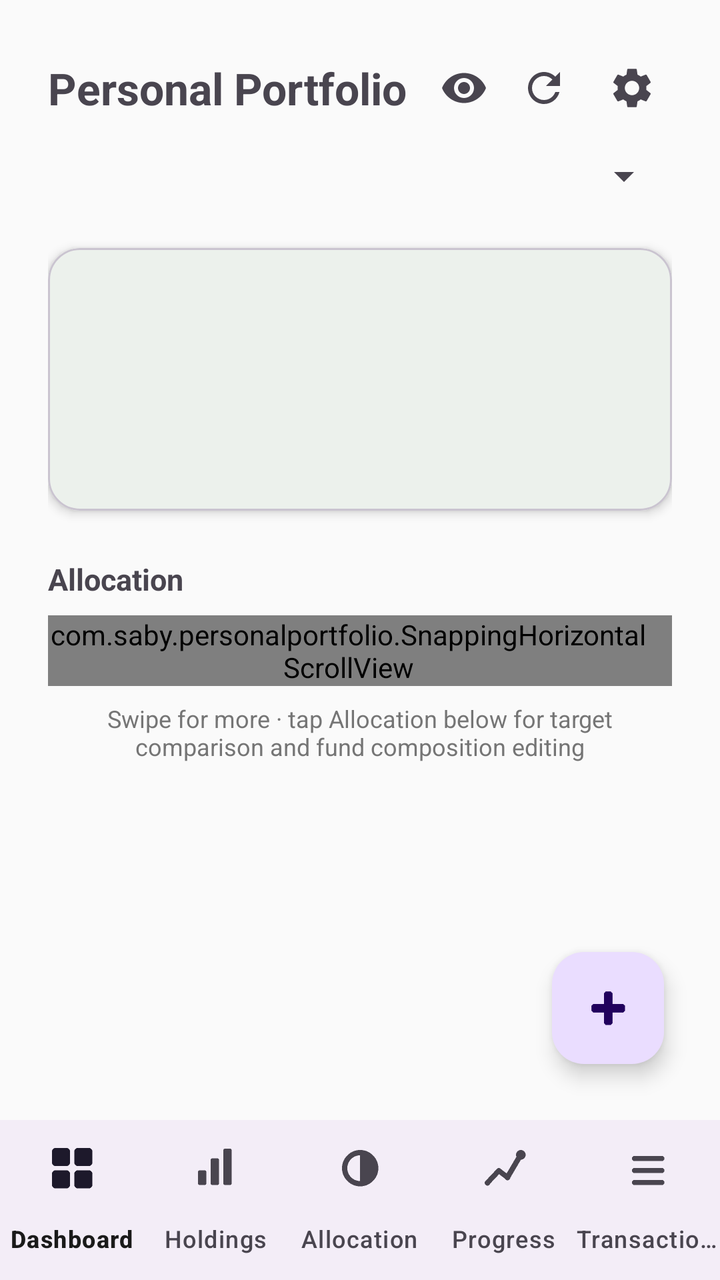
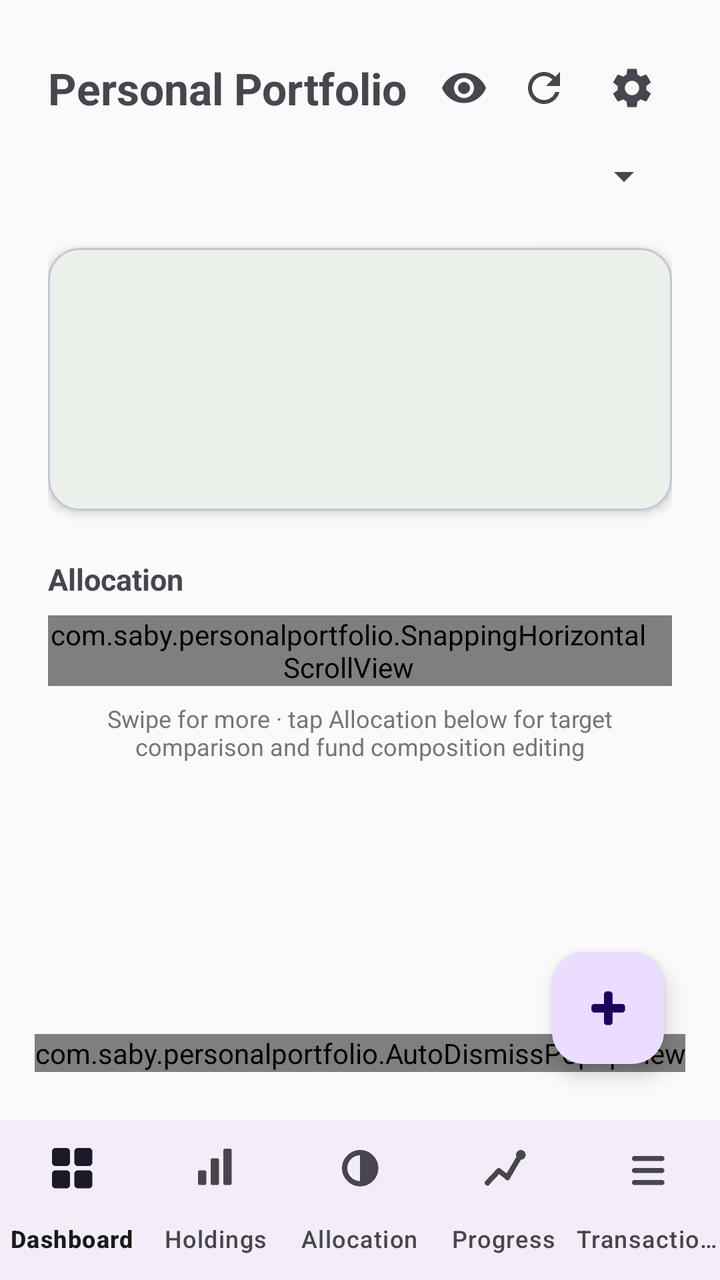

An Android layout rendered at two revisions. The XML below is the earlier revision; the diff shows what the commit changed to produce the second picture.
<!-- AndroidManifest.xml: application theme Theme.PersonalPortfolio -->
<!-- res/layout/activity_main.xml -->
<?xml version="1.0" encoding="utf-8"?>
<LinearLayout xmlns:android="http://schemas.android.com/apk/res/android"
    xmlns:app="http://schemas.android.com/apk/res-auto"
    android:layout_width="match_parent"
    android:layout_height="match_parent"
    android:orientation="vertical">

    <FrameLayout
        android:layout_width="match_parent"
        android:layout_height="0dp"
        android:layout_weight="1">

        <ScrollView
            android:layout_width="match_parent"
            android:layout_height="match_parent">

            <LinearLayout
                android:layout_width="match_parent"
                android:layout_height="wrap_content"
                android:orientation="vertical"
                android:padding="24dp">

                <LinearLayout
                    android:layout_width="match_parent"
                    android:layout_height="wrap_content"
                    android:orientation="horizontal"
                    android:gravity="center_vertical">

                    <TextView
                        android:layout_width="0dp"
                        android:layout_height="wrap_content"
                        android:layout_weight="1"
                        android:text="Personal Portfolio"
                        android:textSize="22sp"
                        android:textStyle="bold" />

                    <ImageButton
                        android:id="@+id/dashboardIncognitoButton"
                        android:layout_width="40dp"
                        android:layout_height="40dp"
                        android:layout_marginStart="4dp"
                        android:padding="8dp"
                        android:background="?attr/selectableItemBackgroundBorderless"
                        android:src="@drawable/ic_eye"
                        android:contentDescription="Toggle incognito mode" />

                    <ImageButton
                        android:id="@+id/dashboardRefreshButton"
                        android:layout_width="40dp"
                        android:layout_height="40dp"
                        android:padding="8dp"
                        android:background="?attr/selectableItemBackgroundBorderless"
                        android:src="@drawable/ic_refresh"
                        android:contentDescription="Refresh prices" />

                    <ImageButton
                        android:id="@+id/dashboardSettingsButton"
                        android:layout_width="40dp"
                        android:layout_height="40dp"
                        android:layout_marginStart="4dp"
                        android:padding="8dp"
                        android:background="?attr/selectableItemBackgroundBorderless"
                        android:src="@drawable/ic_settings_gear"
                        android:contentDescription="Settings" />

                </LinearLayout>

                <Spinner
                    android:id="@+id/dashboardMemberSpinner"
                    android:layout_width="match_parent"
                    android:layout_height="wrap_content"
                    android:layout_marginTop="12dp" />

                <include
                    android:id="@+id/dashboardStatsCard"
                    layout="@layout/include_stats_card"
                    android:layout_width="match_parent"
                    android:layout_height="wrap_content"
                    android:layout_marginTop="24dp" />

                <TextView
                    android:layout_width="match_parent"
                    android:layout_height="wrap_content"
                    android:layout_marginTop="24dp"
                    android:text="Allocation"
                    android:textSize="15sp"
                    android:textStyle="bold" />

                
                <com.saby.personalportfolio.SnappingHorizontalScrollView
                    android:layout_width="match_parent"
                    android:layout_height="wrap_content"
                    android:layout_marginTop="8dp"
                    android:clipToPadding="false"
                    android:paddingEnd="12dp"
                    android:scrollbars="none">

                    <LinearLayout
                        android:layout_width="wrap_content"
                        android:layout_height="wrap_content"
                        android:orientation="horizontal">

                        <com.google.android.material.card.MaterialCardView
                            android:layout_width="240dp"
                            android:layout_height="300dp"
                            app:cardCornerRadius="16dp"
                            app:cardElevation="3dp">

                            <LinearLayout
                                android:layout_width="match_parent"
                                android:layout_height="match_parent"
                                android:orientation="vertical"
                                android:gravity="center"
                                android:padding="16dp">

                                <TextView
                                    android:layout_width="match_parent"
                                    android:layout_height="wrap_content"
                                    android:text="Market Cap"
                                    android:textSize="13sp"
                                    android:textStyle="bold"
                                    android:gravity="center"
                                    android:minLines="2"
                                    android:maxLines="2" />

                                <com.saby.personalportfolio.DonutChartView
                                    android:id="@+id/dashboardDonutMarketCap"
                                    android:layout_width="110dp"
                                    android:layout_height="110dp"
                                    android:layout_marginTop="10dp" />

                                <com.saby.personalportfolio.DonutLegendView
                                    android:id="@+id/dashboardDonutLegendMarketCap"
                                    android:layout_width="match_parent"
                                    android:layout_height="wrap_content"
                                    android:layout_marginTop="10dp" />

                            </LinearLayout>

                        </com.google.android.material.card.MaterialCardView>

                        <com.google.android.material.card.MaterialCardView
                            android:layout_width="240dp"
                            android:layout_height="300dp"
                            android:layout_marginStart="12dp"
                            app:cardCornerRadius="16dp"
                            app:cardElevation="3dp">

                            <LinearLayout
                                android:layout_width="match_parent"
                                android:layout_height="match_parent"
                                android:orientation="vertical"
                                android:gravity="center"
                                android:padding="16dp">

                                <TextView
                                    android:layout_width="match_parent"
                                    android:layout_height="wrap_content"
                                    android:text="Indian vs. International"
                                    android:textSize="13sp"
                                    android:textStyle="bold"
                                    android:gravity="center"
                                    android:minLines="2"
                                    android:maxLines="2" />

                                <com.saby.personalportfolio.DonutChartView
                                    android:id="@+id/dashboardDonutOrigin"
                                    android:layout_width="110dp"
                                    android:layout_height="110dp"
                                    android:layout_marginTop="10dp" />

                                <com.saby.personalportfolio.DonutLegendView
                                    android:id="@+id/dashboardDonutLegendOrigin"
                                    android:layout_width="match_parent"
                                    android:layout_height="wrap_content"
                                    android:layout_marginTop="10dp" />

                            </LinearLayout>

                        </com.google.android.material.card.MaterialCardView>

                        <com.google.android.material.card.MaterialCardView
                            android:layout_width="240dp"
                            android:layout_height="300dp"
                            android:layout_marginStart="12dp"
                            app:cardCornerRadius="16dp"
                            app:cardElevation="3dp">

                            <LinearLayout
                                android:layout_width="match_parent"
                                android:layout_height="match_parent"
                                android:orientation="vertical"
                                android:gravity="center"
                                android:padding="16dp">

                                <TextView
                                    android:layout_width="match_parent"
                                    android:layout_height="wrap_content"
                                    android:text="Equity / Debt / Commodity"
                                    android:textSize="13sp"
                                    android:textStyle="bold"
                                    android:gravity="center"
                                    android:minLines="2"
                                    android:maxLines="2" />

                                <com.saby.personalportfolio.DonutChartView
                                    android:id="@+id/dashboardDonutClass"
                                    android:layout_width="110dp"
                                    android:layout_height="110dp"
                                    android:layout_marginTop="10dp" />

                                <com.saby.personalportfolio.DonutLegendView
                                    android:id="@+id/dashboardDonutLegendClass"
                                    android:layout_width="match_parent"
                                    android:layout_height="wrap_content"
                                    android:layout_marginTop="10dp" />

                            </LinearLayout>

                        </com.google.android.material.card.MaterialCardView>

                    </LinearLayout>

                </com.saby.personalportfolio.SnappingHorizontalScrollView>

                <TextView
                    android:id="@+id/dashboardAllocationHint"
                    android:layout_width="match_parent"
                    android:layout_height="wrap_content"
                    android:layout_marginTop="8dp"
                    android:textSize="12sp"
                    android:textColor="#757575"
                    android:gravity="center"
                    android:text="Swipe for more · tap Allocation below for target comparison and fund composition editing" />

                
                <View
                    android:layout_width="match_parent"
                    android:layout_height="72dp" />

            </LinearLayout>

        </ScrollView>

        <com.google.android.material.floatingactionbutton.FloatingActionButton
            android:id="@+id/importFab"
            android:layout_width="wrap_content"
            android:layout_height="wrap_content"
            android:layout_gravity="bottom|end"
            android:layout_margin="28dp"
            android:contentDescription="Import CAS PDF"
            app:srcCompat="@drawable/ic_fab_add" />

    </FrameLayout>

    <com.google.android.material.bottomnavigation.BottomNavigationView
        android:id="@+id/bottomNav"
        android:layout_width="match_parent"
        android:layout_height="wrap_content"
        app:menu="@menu/bottom_nav_menu"
        app:labelVisibilityMode="labeled" />

</LinearLayout>
<!-- res/layout/include_stats_card.xml (included above) -->
<?xml version="1.0" encoding="utf-8"?>
<com.google.android.material.card.MaterialCardView xmlns:android="http://schemas.android.com/apk/res/android"
    xmlns:app="http://schemas.android.com/apk/res-auto"
    android:layout_width="match_parent"
    android:layout_height="wrap_content"
    app:cardCornerRadius="16dp"
    app:cardElevation="3dp">

    <LinearLayout
        android:layout_width="match_parent"
        android:layout_height="wrap_content"
        android:orientation="vertical"
        android:padding="20dp">

        <TextView
            android:id="@+id/statsCardDate"
            android:layout_width="match_parent"
            android:layout_height="wrap_content"
            android:textSize="14sp"
            android:textColor="@color/colorNeutral"
            android:textStyle="bold"
            android:visibility="gone" />

        <TextView
            android:id="@+id/statsCardValue"
            android:layout_width="match_parent"
            android:layout_height="wrap_content"
            android:layout_marginTop="4dp"
            android:textSize="28sp"
            android:textStyle="bold" />

        <TextView
            android:id="@+id/statsCardGain"
            android:layout_width="match_parent"
            android:layout_height="wrap_content"
            android:layout_marginTop="8dp"
            android:textSize="15sp"
            android:textStyle="bold" />

        
        <LinearLayout
            android:id="@+id/statsCardPeriodGainsRow"
            android:layout_width="match_parent"
            android:layout_height="wrap_content"
            android:layout_marginTop="10dp"
            android:orientation="horizontal"
            android:visibility="gone">

            <LinearLayout
                android:id="@+id/statsCardPeriodGainDayChip"
                android:layout_width="0dp"
                android:layout_height="wrap_content"
                android:layout_weight="1"
                android:layout_marginEnd="6dp"
                android:orientation="vertical"
                android:gravity="center"
                android:padding="8dp"
                android:background="@drawable/bg_period_gain_chip"
                android:clickable="true"
                android:focusable="true">

                <TextView
                    android:layout_width="wrap_content"
                    android:layout_height="wrap_content"
                    android:text="Day"
                    android:textSize="11sp"
                    android:textColor="@color/colorNeutral" />

                <TextView
                    android:id="@+id/statsCardPeriodGainDayAmount"
                    android:layout_width="wrap_content"
                    android:layout_height="wrap_content"
                    android:layout_marginTop="2dp"
                    android:textSize="13sp"
                    android:textStyle="bold" />

                <TextView
                    android:id="@+id/statsCardPeriodGainDayPercent"
                    android:layout_width="wrap_content"
                    android:layout_height="wrap_content"
                    android:textSize="11sp" />

            </LinearLayout>

            <LinearLayout
                android:id="@+id/statsCardPeriodGainYearChip"
                android:layout_width="0dp"
                android:layout_height="wrap_content"
                android:layout_weight="1"
                android:layout_marginEnd="6dp"
                android:orientation="vertical"
                android:gravity="center"
                android:padding="8dp"
                android:background="@drawable/bg_period_gain_chip"
                android:clickable="true"
                android:focusable="true">

                <TextView
                    android:layout_width="wrap_content"
                    android:layout_height="wrap_content"
                    android:text="1 year"
                    android:textSize="11sp"
                    android:textColor="@color/colorNeutral" />

                <TextView
                    android:id="@+id/statsCardPeriodGainYearAmount"
                    android:layout_width="wrap_content"
                    android:layout_height="wrap_content"
                    android:layout_marginTop="2dp"
                    android:textSize="13sp"
                    android:textStyle="bold" />

                <TextView
                    android:id="@+id/statsCardPeriodGainYearPercent"
                    android:layout_width="wrap_content"
                    android:layout_height="wrap_content"
                    android:textSize="11sp" />

            </LinearLayout>

            <LinearLayout
                android:id="@+id/statsCardPeriodGainCalendarYearChip"
                android:layout_width="0dp"
                android:layout_height="wrap_content"
                android:layout_weight="1"
                android:orientation="vertical"
                android:gravity="center"
                android:padding="8dp"
                android:background="@drawable/bg_period_gain_chip"
                android:clickable="true"
                android:focusable="true">

                <TextView
                    android:layout_width="wrap_content"
                    android:layout_height="wrap_content"
                    android:text="Calendar year"
                    android:textSize="11sp"
                    android:textColor="@color/colorNeutral" />

                <TextView
                    android:id="@+id/statsCardPeriodGainCalendarYearAmount"
                    android:layout_width="wrap_content"
                    android:layout_height="wrap_content"
                    android:layout_marginTop="2dp"
                    android:textSize="13sp"
                    android:textStyle="bold" />

                <TextView
                    android:id="@+id/statsCardPeriodGainCalendarYearPercent"
                    android:layout_width="wrap_content"
                    android:layout_height="wrap_content"
                    android:textSize="11sp" />

            </LinearLayout>

        </LinearLayout>

        <TextView
            android:id="@+id/statsCardInvested"
            android:layout_width="match_parent"
            android:layout_height="wrap_content"
            android:layout_marginTop="12dp"
            android:textSize="13sp"
            android:textColor="@color/colorNeutral"
            android:visibility="gone" />

        <TextView
            android:id="@+id/statsCardXirr"
            android:layout_width="match_parent"
            android:layout_height="wrap_content"
            android:layout_marginTop="4dp"
            android:textSize="13sp"
            android:textColor="@color/colorNeutral" />

        <TextView
            android:id="@+id/statsCardCount"
            android:layout_width="match_parent"
            android:layout_height="wrap_content"
            android:layout_marginTop="10dp"
            android:textSize="12sp"
            android:textColor="@color/colorNeutral"
            android:visibility="gone" />

    </LinearLayout>

</com.google.android.material.card.MaterialCardView>
<!-- resources referenced by this layout -->
<resources>
  <color name="colorNeutral">#757575</color>
  <!-- drawable bg_period_gain_chip (drawable) -->
  <?xml version="1.0" encoding="utf-8"?>
  <shape xmlns:android="http://schemas.android.com/apk/res/android"
      android:shape="rectangle">
      <corners android:radius="10dp" />
      <solid android:color="@color/colorNeutralBg" />
  </shape>
  <!-- drawable ic_eye (drawable) -->
  <vector xmlns:android="http://schemas.android.com/apk/res/android"
      android:width="24dp"
      android:height="24dp"
      android:viewportWidth="24"
      android:viewportHeight="24"
      android:tint="?attr/colorControlNormal">
      <path
          android:fillColor="#FF000000"
          android:pathData="M12,4.5C7,4.5 2.73,7.61 1,12c1.73,4.39 6,7.5 11,7.5s9.27,-3.11 11,-7.5c-1.73,-4.39 -6,-7.5 -11,-7.5zM12,17c-2.76,0 -5,-2.24 -5,-5s2.24,-5 5,-5 5,2.24 5,5 -2.24,5 -5,5zM12,9c-1.66,0 -3,1.34 -3,3s1.34,3 3,3 3,-1.34 3,-3 -1.34,-3 -3,-3z" />
  </vector>
  <!-- drawable ic_refresh (drawable) -->
  <vector xmlns:android="http://schemas.android.com/apk/res/android"
      android:width="24dp"
      android:height="24dp"
      android:viewportWidth="24"
      android:viewportHeight="24"
      android:tint="?attr/colorControlNormal">
      <path
          android:fillColor="#FF000000"
          android:pathData="M17.65,6.35C16.2,4.9 14.21,4 12,4c-4.42,0 -7.99,3.58 -7.99,8s3.57,8 7.99,8c3.73,0 6.84,-2.55 7.73,-6h-2.08c-0.82,2.33 -3.04,4 -5.65,4 -3.31,0 -6,-2.69 -6,-6s2.69,-6 6,-6c1.66,0 3.14,0.69 4.22,1.78L13,11h7V4l-2.35,2.35z" />
  </vector>
  <style name="Theme.PersonalPortfolio" parent="Theme.Material3.DayNight.NoActionBar">
          <item name="colorPrimary">@color/colorPrimary</item>
          <item name="colorPrimaryVariant">@color/colorPrimaryVariant</item>
          <item name="colorOnPrimary">@color/colorOnPrimary</item>
  
          <item name="colorSecondary">@color/colorSecondary</item>
          <item name="colorOnSecondary">@color/colorOnSecondary</item>
  
          <item name="android:colorBackground">@color/colorBackground</item>
          <item name="colorOnBackground">@color/colorOnBackground</item>
  
          <item name="colorSurface">@color/colorSurface</item>
          <item name="colorOnSurface">@color/colorOnSurface</item>
  
          <item name="android:statusBarColor">@color/colorPrimaryVariant</item>
      </style>
  <color name="colorNeutralBg">#EDEDED</color>
  <color name="colorPrimary">#1B5E20</color>
  <color name="colorPrimaryVariant">#0D3B12</color>
  <color name="colorOnPrimary">#FFFFFF</color>
  <color name="colorSecondary">#00897B</color>
  <color name="colorOnSecondary">#FFFFFF</color>
  <color name="colorBackground">#FAFAFA</color>
  <color name="colorOnBackground">#1A1A1A</color>
  <color name="colorSurface">#FFFFFF</color>
  <color name="colorOnSurface">#1A1A1A</color>
  <!-- unchanged entries left out for length: 2 -->
</resources>

<!-- the commit's change to res/layout/activity_main.xml (unified diff, before → after) -->
@@ -250,6 +250,14 @@
             android:layout_margin="28dp"
             android:contentDescription="Import CAS PDF"
             app:srcCompat="@drawable/ic_fab_add" />
+
+        
+        <com.saby.personalportfolio.AutoDismissPopupView
+            android:id="@+id/dashboardPeriodGainPopup"
+            android:layout_width="wrap_content"
+            android:layout_height="wrap_content"
+            android:layout_gravity="bottom|center_horizontal"
+            android:layout_marginBottom="24dp" />
 
     </FrameLayout>
 
